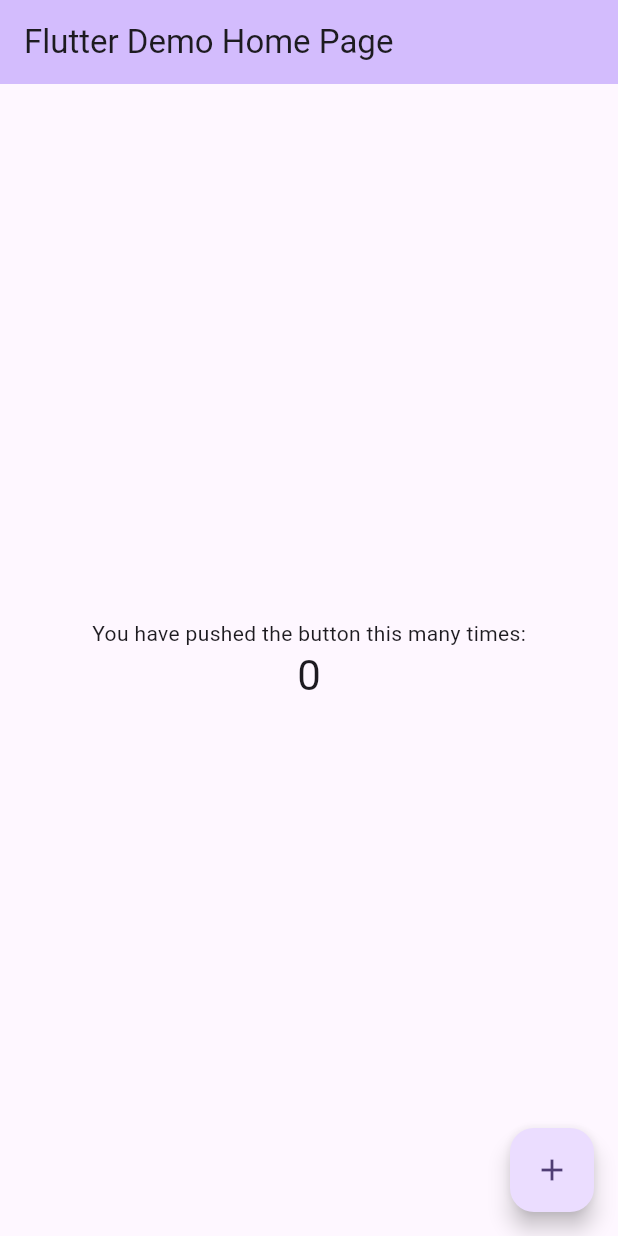
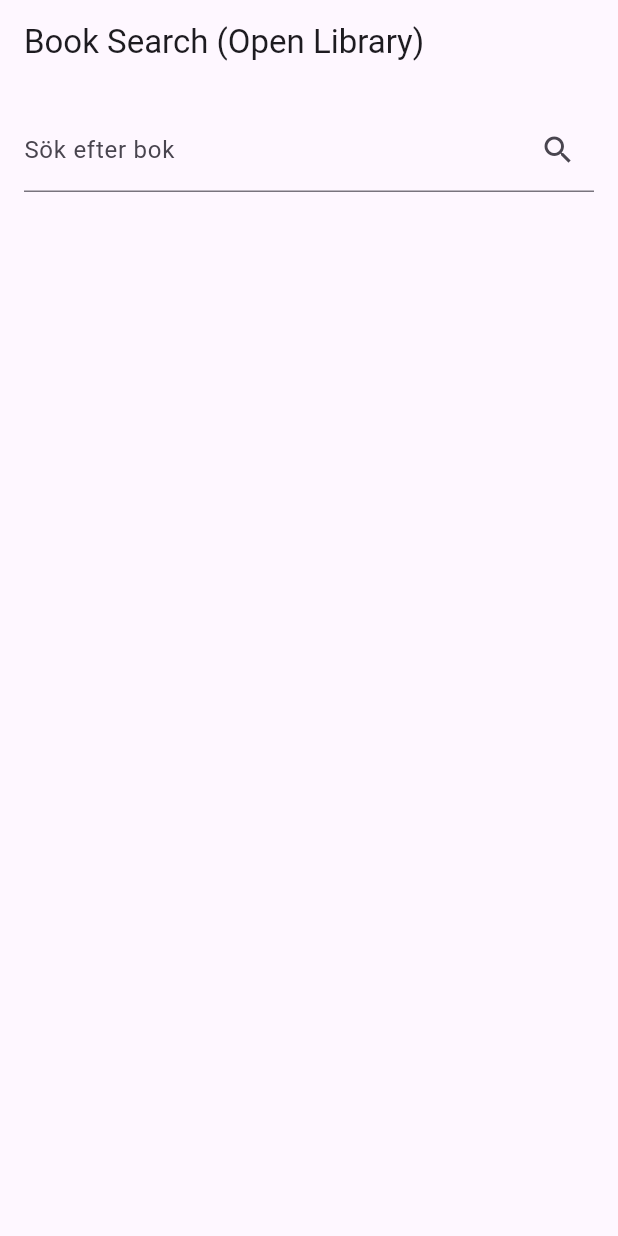
Before and after one commit to gu-tig333-ht25/grupp-4, a Flutter app: the screen it shows after launch, on a phone screen of 412 x 824 dp. Run offline on Flutter 3.47's test engine with Material 3 defaults, Android fonts, the phone set to English and light mode, and no system bars.

Commit message:
test med hämtning openlibrary

```diff
--- a/lib/main.dart
+++ b/lib/main.dart
@@ -1,123 +1,100 @@
 import 'package:flutter/material.dart';
+import 'package:http/http.dart' as http;
+import 'dart:convert';
 
 void main() {
-  runApp(MyApp());
+  runApp(const MyApp());
 }
 
 class MyApp extends StatelessWidget {
-  MyApp({super.key});
+  const MyApp({super.key});
 
-  // This widget is the root of your application.
   @override
   Widget build(BuildContext context) {
-    return MaterialApp(
-      title: 'Flutter Demo',
-      theme: ThemeData(
-        // This is the theme of your application.
-        //
-        // TRY THIS: Try running your application with "flutter run". You'll see
-        // the application has a purple toolbar. Then, without quitting the app,
-        // try changing the seedColor in the colorScheme below to Colors.green
-        // and then invoke "hot reload" (save your changes or press the "hot
-        // reload" button in a Flutter-supported IDE, or press "r" if you used
-        // the command line to start the app).
-        //
-        // Notice that the counter didn't reset back to zero; the application
-        // state is not lost during the reload. To reset the state, use hot
-        // restart instead.
-        //
-        // This works for code too, not just values: Most code changes can be
-        // tested with just a hot reload.
-        colorScheme: ColorScheme.fromSeed(seedColor: Colors.deepPurple),
-        useMaterial3: true,
-      ),
-      home: MyHomePage(title: 'Flutter Demo Home Page'),
+    return const MaterialApp(
+      home: BookSearchScreen(),
     );
   }
 }
 
-class MyHomePage extends StatefulWidget {
-  MyHomePage({super.key, required this.title});
-
-  // This widget is the home page of your application. It is stateful, meaning
-  // that it has a State object (defined below) that contains fields that affect
-  // how it looks.
-
-  // This class is the configuration for the state. It holds the values (in this
-  // case the title) provided by the parent (in this case the App widget) and
-  // used by the build method of the State. Fields in a Widget subclass are
-  // always marked "final".
-
-  final String title;
+class BookSearchScreen extends StatefulWidget {
+  const BookSearchScreen({super.key});
 
   @override
-  State<MyHomePage> createState() => _MyHomePageState();
+  State<BookSearchScreen> createState() => _BookSearchScreenState();
 }
 
-class _MyHomePageState extends State<MyHomePage> {
-  int _counter = 0;
+class _BookSearchScreenState extends State<BookSearchScreen> {
+  final TextEditingController _controller = TextEditingController();
+  List<dynamic> _books = [];
+  bool _isLoading = false;
 
-  void _incrementCounter() {
-    setState(() {
-      // This call to setState tells the Flutter framework that something has
-      // changed in this State, which causes it to rerun the build method below
-      // so that the display can reflect the updated values. If we changed
-      // _counter without calling setState(), then the build method would not be
-      // called again, and so nothing would appear to happen.
-      _counter++;
-    });
+  Future<void> _searchBooks(String query) async {
+    setState(() => _isLoading = true);
+
+    final url = Uri.parse('https://openlibrary.org/search.json?q=$query');
+    final response = await http.get(url);
+
+    if (response.statusCode == 200) {
+      final data = jsonDecode(response.body);
+      setState(() {
+        _books = data['docs'];
+        _isLoading = false;
+      });
+    } else {
+      setState(() => _isLoading = false);
+      throw Exception('Failed to load books');
+    }
   }
 
   @override
   Widget build(BuildContext context) {
-    // This method is rerun every time setState is called, for instance as done
-    // by the _incrementCounter method above.
-    //
-    // The Flutter framework has been optimized to make rerunning build methods
-    // fast, so that you can just rebuild anything that needs updating rather
-    // than having to individually change instances of widgets.
     return Scaffold(
-      appBar: AppBar(
-        // TRY THIS: Try changing the color here to a specific color (to
-        // Colors.amber, perhaps?) and trigger a hot reload to see the AppBar
-        // change color while the other colors stay the same.
-        backgroundColor: Theme.of(context).colorScheme.inversePrimary,
-        // Here we take the value from the MyHomePage object that was created by
-        // the App.build method, and use it to set our appbar title.
-        title: Text(widget.title),
-      ),
-      body: Center(
-        // Center is a layout widget. It takes a single child and positions it
-        // in the middle of the parent.
+      appBar: AppBar(title: const Text('Book Search (Open Library)')),
+      body: Padding(
+        padding: const EdgeInsets.all(16.0),
         child: Column(
-          // Column is also a layout widget. It takes a list of children and
-          // arranges them vertically. By default, it sizes itself to fit its
-          // children horizontally, and tries to be as tall as its parent.
-          //
-          // Column has various properties to control how it sizes itself and
-          // how it positions its children. Here we use mainAxisAlignment to
-          // center the children vertically; the main axis here is the vertical
-          // axis because Columns are vertical (the cross axis would be
-          // horizontal).
-          //
-          // TRY THIS: Invoke "debug painting" (choose the "Toggle Debug Paint"
-          // action in the IDE, or press "p" in the console), to see the
-          // wireframe for each widget.
-          mainAxisAlignment: MainAxisAlignment.center,
-          children: <Widget>[
-            Text('You have pushed the button this many times:'),
-            Text(
-              '$_counter',
-              style: Theme.of(context).textTheme.headlineMedium,
+          children: [
+            TextField(
+              controller: _controller,
+              decoration: InputDecoration(
+                labelText: 'Sök efter bok',
+                suffixIcon: IconButton(
+                  icon: const Icon(Icons.search),
+                  onPressed: () => _searchBooks(_controller.text),
+                ),
+              ),
             ),
+            const SizedBox(height: 20),
+            _isLoading
+                ? const CircularProgressIndicator()
+                : Expanded(
+                    child: ListView.builder(
+                      itemCount: _books.length,
+                      itemBuilder: (context, index) {
+                        final book = _books[index];
+                        final title = book['title'] ?? 'Ingen titel';
+                        final author = (book['author_name'] != null)
+                            ? book['author_name'][0]
+                            : 'Okänd författare';
+                        final coverId = book['cover_i'];
+                        final coverUrl = coverId != null
+                            ? 'https://covers.openlibrary.org/b/id/$coverId-M.jpg'
+                            : null;
+
+                        return ListTile(
+                          leading: coverUrl != null
+                              ? Image.network(coverUrl, width: 50, fit: BoxFit.cover)
+                              : const Icon(Icons.book),
+                          title: Text(title),
+                          subtitle: Text(author),
+                        );
+                      },
+                    ),
+                  ),
           ],
         ),
       ),
-      floatingActionButton: FloatingActionButton(
-        onPressed: _incrementCounter,
-        tooltip: 'Increment',
-        child: Icon(Icons.add),
-      ), // This trailing comma makes auto-formatting nicer for build methods.
     );
   }
 }
--- a/pubspec.yaml
+++ b/pubspec.yaml
@@ -30,6 +30,7 @@ environment:
 dependencies:
   flutter:
     sdk: flutter
+  http: ^1.2.0
 
   # The following adds the Cupertino Icons font to your application.
   # Use with the CupertinoIcons class for iOS style icons.
```
Also changed, not shown: pubspec.lock.
